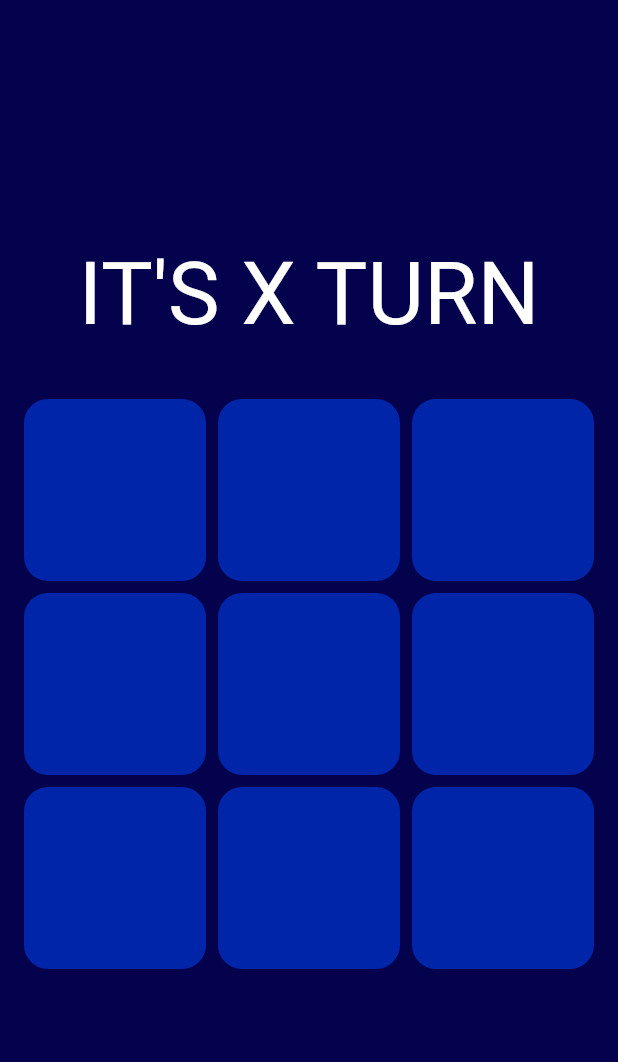
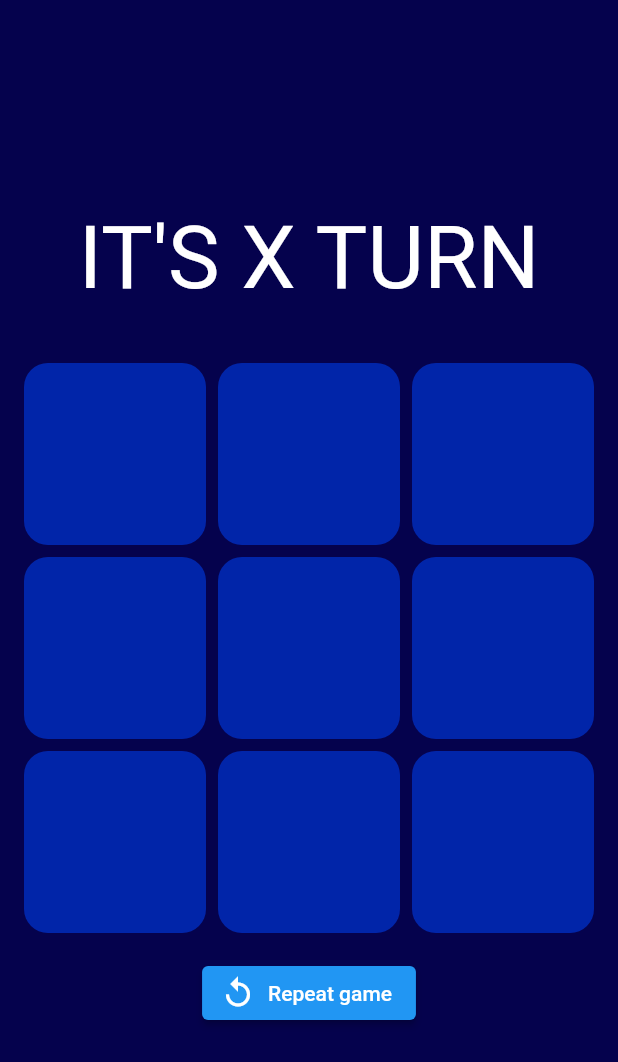
Before and after one commit to Alex-RV/TicTacToe, a Flutter app: the screen it shows after launch, on a phone screen of 412 x 824 dp. Shown: the top 1062 px of the screen. Run offline on Flutter 3.47's test engine with Material 2 defaults, Android fonts, the phone set to English and light mode, and no system bars.

Commit message:
Update main.dart

```diff
--- a/lib/main.dart
+++ b/lib/main.dart
@@ -26,6 +26,7 @@ class GameScreen extends StatefulWidget {
 class _GameScreenState extends State<GameScreen> {
   String lastValue = "X";
   bool gameOver = false;
+  int turn = 0;
 
   Game game = Game();
 
@@ -57,7 +58,7 @@ class _GameScreenState extends State<GameScreen> {
           SizedBox(
             height: 20.0,
           ),
-          Container(
+          SizedBox(
             width: boardWidth,
             height: boardWidth,
             child: GridView.count(
@@ -69,14 +70,24 @@ class _GameScreenState extends State<GameScreen> {
               mainAxisSpacing: 8.0,
               crossAxisSpacing: 8.0,
 
+              //check how works "generate" in documentation
               children: List.generate(Game.boardLenth, (index) {
                 return InkWell(
                   onTap: gameOver
                       ? null
                       : () {
-                          setState(() {
-                            game.board![index] = lastValue;
-                          });
+                          if (game.board![index] == "") {
+                            setState(() {
+                              game.board![index] = lastValue;
+                              // ! -> null check
+                              print(game.board);
+                              if (lastValue == "X") {
+                                lastValue = "O";
+                              } else {
+                                lastValue = "X";
+                              }
+                            });
+                          }
                         },
                   child: Container(
                     width: Game.blockSize,
@@ -99,6 +110,16 @@ class _GameScreenState extends State<GameScreen> {
               }),
             ),
           ),
+          ElevatedButton.icon(
+            onPressed: () {
+              setState(() {
+                game.board = Game.initGameBoard();
+                lastValue = "X";
+              });
+            },
+            icon: Icon(Icons.replay),
+            label: Text("Repeat game"),
+          ),
         ],
       ),
     );
```
